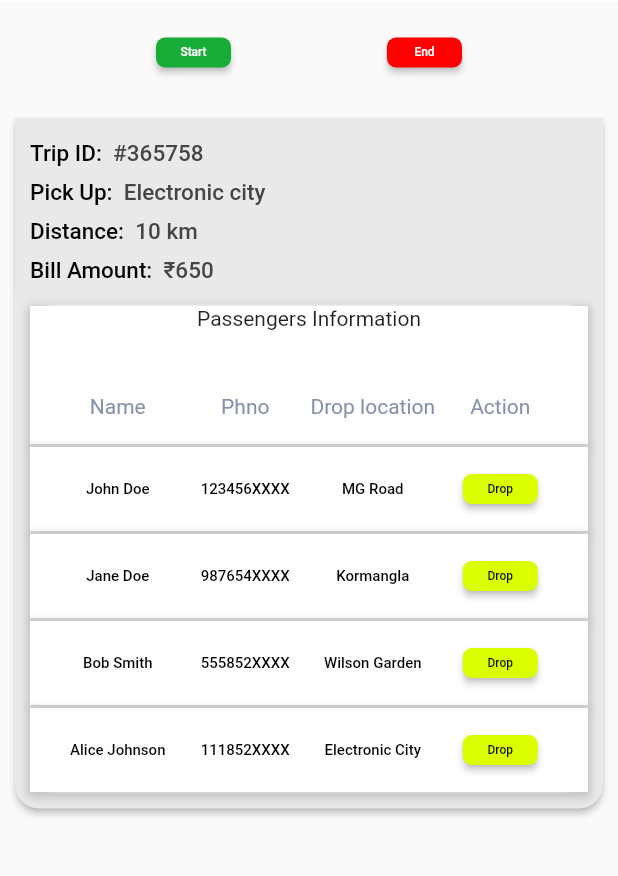
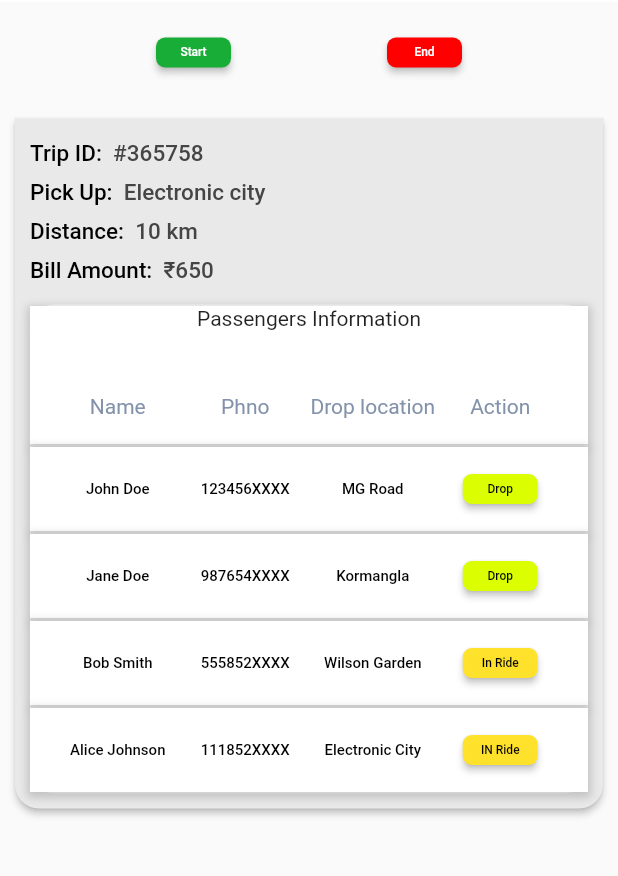
Before and after one commit to Tech-Tribee/Fleet-Roving-Driver, a Flutter app: the TripInformation screen opened directly, on a phone screen of 412 x 824 dp, the part 96-972 px from its top. Run offline on Flutter 3.47's test engine with Material 2 defaults, Android fonts, the phone set to English and light mode, and no system bars.

Commit message:
static data modified

```diff
--- a/lib/components/trip_information_card.dart
+++ b/lib/components/trip_information_card.dart
@@ -19,13 +19,13 @@ const passengersInfo = [
     'Name': 'Bob Smith',
     'Phno': '555852XXXX',
     'Drop location': 'Wilson Garden',
-    'Action': 'Drop',
+    'Action': 'In Ride',
   },
   {
     'Name': 'Alice Johnson',
     'Phno': '111852XXXX',
     'Drop location': 'Electronic City',
-    'Action': 'Drop',
+    'Action': 'IN Ride',
   },
 ];
 
--- a/lib/pages/previous_trip.dart
+++ b/lib/pages/previous_trip.dart
@@ -16,7 +16,7 @@ const tripData = [
     'Trip ID': '#895456',
     'Distance': '8 Km',
     'Number of Boarding People': '3',
-    'Status': 'In Progress',
+    'Status': 'Completed',
 
   },
     {
```
